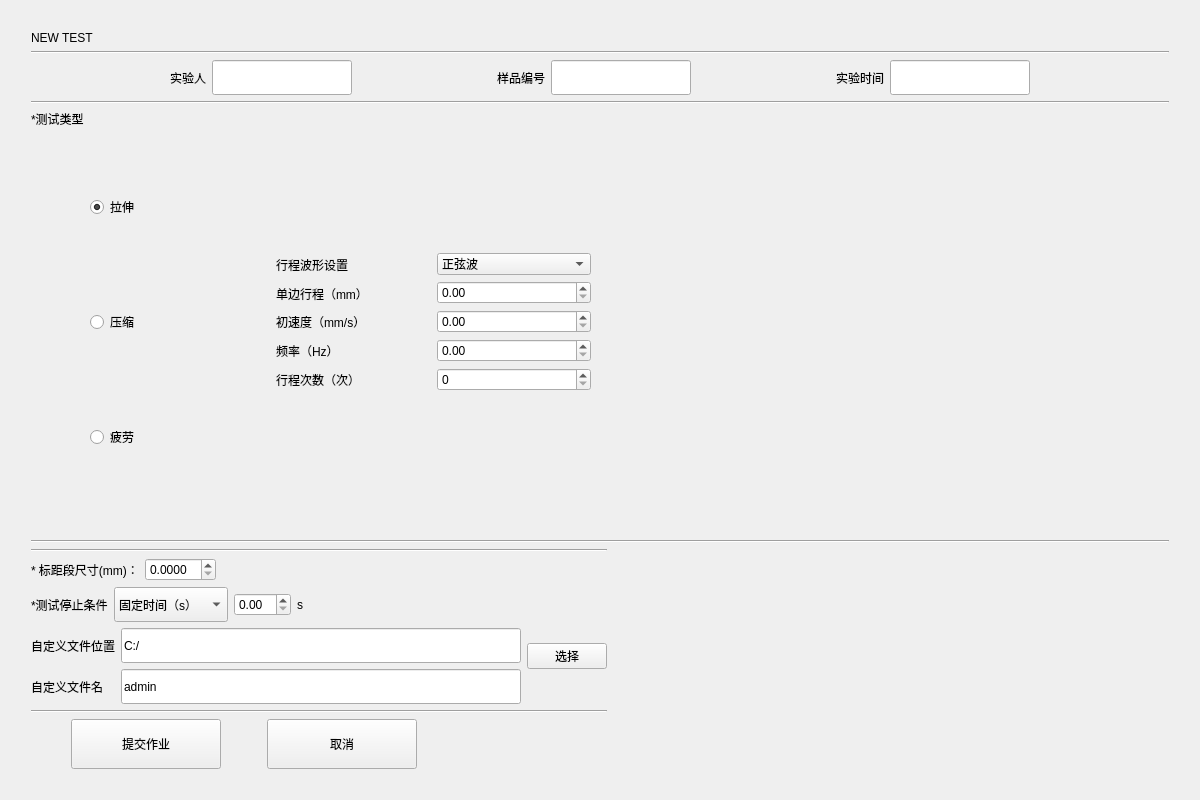
Old version of the form newtestwidget.ui in the repository Mr-tang0/TCP-basedmaterial-tensile-testing-machine-control-system.
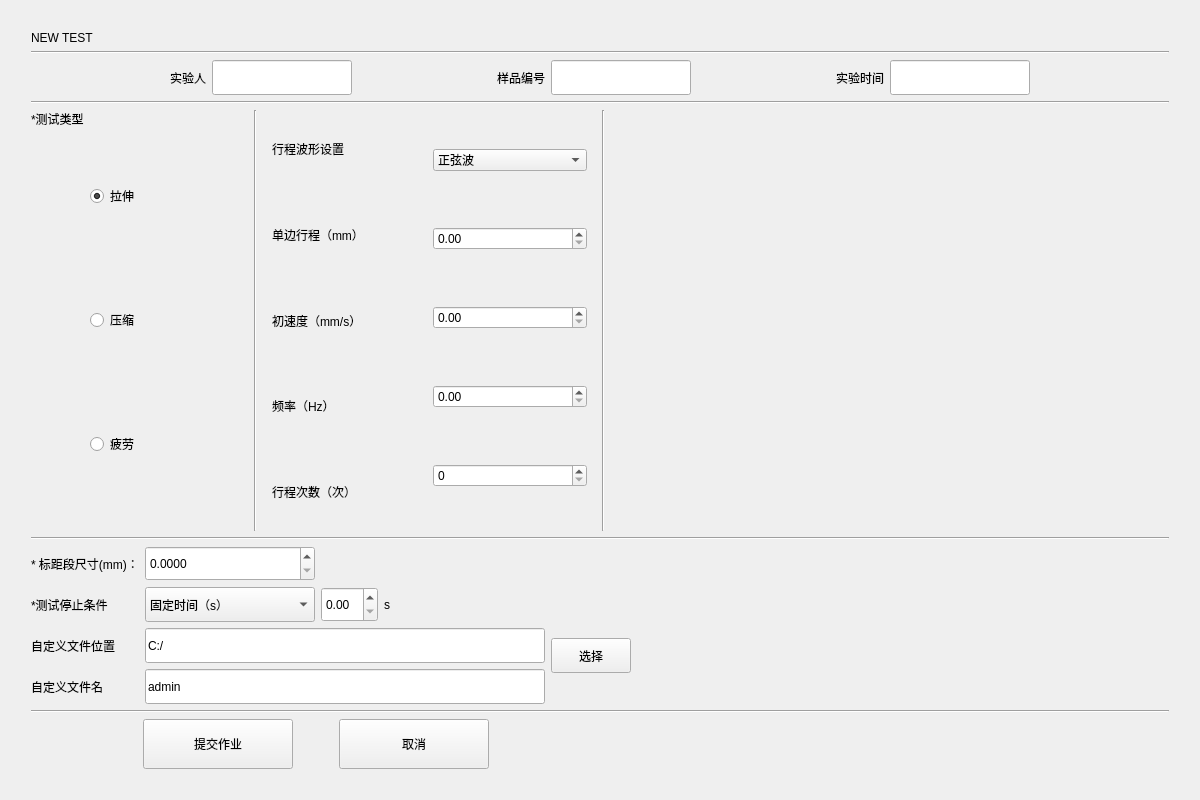
New version of the form. The open tabs and pages were chosen to show the change.

Commit message: 增加登录注册更新了文件保存系统

```diff
--- a/newtestwidget.ui
+++ b/newtestwidget.ui
@@ -44,7 +44,7 @@
     </spacer>
    </item>
    <item row="1" column="1" rowspan="2" colspan="2">
-    <layout class="QVBoxLayout" name="verticalLayout_13">
+    <layout class="QVBoxLayout" name="verticalLayout_16">
      <item>
       <layout class="QVBoxLayout" name="verticalLayout_10">
        <item>
@@ -219,19 +219,6 @@
            </item>
            <item>
             <layout class="QVBoxLayout" name="verticalLayout_7">
-             <item>
-              <spacer name="horizontalSpacer_20">
-               <property name="orientation">
-                <enum>Qt::Horizontal</enum>
-               </property>
-               <property name="sizeHint" stdset="0">
-                <size>
-                 <width>40</width>
-                 <height>20</height>
-                </size>
-               </property>
-              </spacer>
-             </item>
              <item>
               <widget class="QRadioButton" name="pull_radioButton">
                <property name="text">
@@ -282,19 +269,6 @@
                </property>
               </widget>
              </item>
-             <item>
-              <spacer name="horizontalSpacer_21">
-               <property name="orientation">
-                <enum>Qt::Horizontal</enum>
-               </property>
-               <property name="sizeHint" stdset="0">
-                <size>
-                 <width>40</width>
-                 <height>20</height>
-                </size>
-               </property>
-              </spacer>
-             </item>
             </layout>
            </item>
            <item>
@@ -310,6 +284,13 @@
              </property>
             </spacer>
            </item>
+           <item>
+            <widget class="Line" name="line_3">
+             <property name="orientation">
+              <enum>Qt::Vertical</enum>
+             </property>
+            </widget>
+           </item>
           </layout>
          </item>
          <item>
@@ -469,6 +450,19 @@
                    </property>
                   </widget>
                  </item>
+                 <item>
+                  <spacer name="horizontalSpacer_20">
+                   <property name="orientation">
+                    <enum>Qt::Horizontal</enum>
+                   </property>
+                   <property name="sizeHint" stdset="0">
+                    <size>
+                     <width>40</width>
+                     <height>20</height>
+                    </size>
+                   </property>
+                  </spacer>
+                 </item>
                  <item>
                   <widget class="QLabel" name="label_14">
                    <property name="text">
@@ -476,6 +470,19 @@
                    </property>
                   </widget>
                  </item>
+                 <item>
+                  <spacer name="horizontalSpacer_21">
+                   <property name="orientation">
+                    <enum>Qt::Horizontal</enum>
+                   </property>
+                   <property name="sizeHint" stdset="0">
+                    <size>
+                     <width>40</width>
+                     <height>20</height>
+                    </size>
+                   </property>
+                  </spacer>
+                 </item>
                  <item>
                   <widget class="QLabel" name="label_16">
                    <property name="text">
@@ -483,6 +490,19 @@
                    </property>
                   </widget>
                  </item>
+                 <item>
+                  <spacer name="horizontalSpacer_27">
+                   <property name="orientation">
+                    <enum>Qt::Horizontal</enum>
+                   </property>
+                   <property name="sizeHint" stdset="0">
+                    <size>
+                     <width>40</width>
+                     <height>20</height>
+                    </size>
+                   </property>
+                  </spacer>
+                 </item>
                  <item>
                   <widget class="QLabel" name="label_18">
                    <property name="text">
@@ -490,6 +510,19 @@
                    </property>
                   </widget>
                  </item>
+                 <item>
+                  <spacer name="horizontalSpacer_28">
+                   <property name="orientation">
+                    <enum>Qt::Horizontal</enum>
+                   </property>
+                   <property name="sizeHint" stdset="0">
+                    <size>
+                     <width>40</width>
+                     <height>20</height>
+                    </size>
+                   </property>
+                  </spacer>
+                 </item>
                  <item>
                   <widget class="QLabel" name="label_19">
                    <property name="text">
@@ -520,15 +553,67 @@
                    </item>
                   </widget>
                  </item>
+                 <item>
+                  <spacer name="horizontalSpacer_29">
+                   <property name="orientation">
+                    <enum>Qt::Horizontal</enum>
+                   </property>
+                   <property name="sizeHint" stdset="0">
+                    <size>
+                     <width>40</width>
+                     <height>20</height>
+                    </size>
+                   </property>
+                  </spacer>
+                 </item>
                  <item>
                   <widget class="QDoubleSpinBox" name="cycleLength_doubleSpinBox_8"/>
                  </item>
+                 <item>
+                  <spacer name="horizontalSpacer_30">
+                   <property name="orientation">
+                    <enum>Qt::Horizontal</enum>
+                   </property>
+                   <property name="sizeHint" stdset="0">
+                    <size>
+                     <width>40</width>
+                     <height>20</height>
+                    </size>
+                   </property>
+                  </spacer>
+                 </item>
                  <item>
                   <widget class="QDoubleSpinBox" name="cicleSpeed_doubleSpinBox_9"/>
                  </item>
+                 <item>
+                  <spacer name="horizontalSpacer_31">
+                   <property name="orientation">
+                    <enum>Qt::Horizontal</enum>
+                   </property>
+                   <property name="sizeHint" stdset="0">
+                    <size>
+                     <width>40</width>
+                     <height>20</height>
+                    </size>
+                   </property>
+                  </spacer>
+                 </item>
                  <item>
                   <widget class="QDoubleSpinBox" name="circleFrequecy_doubleSpinBox_11"/>
                  </item>
+                 <item>
+                  <spacer name="horizontalSpacer_32">
+                   <property name="orientation">
+                    <enum>Qt::Horizontal</enum>
+                   </property>
+                   <property name="sizeHint" stdset="0">
+                    <size>
+                     <width>40</width>
+                     <height>20</height>
+                    </size>
+                   </property>
+                  </spacer>
+                 </item>
                  <item>
                   <widget class="QSpinBox" name="circleNumber_spinBox">
                    <property name="maximum">
@@ -546,6 +631,13 @@
          </item>
         </layout>
        </item>
+       <item>
+        <widget class="Line" name="line_4">
+         <property name="orientation">
+          <enum>Qt::Vertical</enum>
+         </property>
+        </widget>
+       </item>
        <item>
         <spacer name="horizontalSpacer_10">
          <property name="orientation">
@@ -571,18 +663,11 @@
      <item>
       <layout class="QHBoxLayout" name="horizontalLayout_17">
        <item>
-        <layout class="QVBoxLayout" name="verticalLayout_12">
+        <layout class="QHBoxLayout" name="horizontalLayout_13">
          <item>
-          <widget class="Line" name="line_3">
-           <property name="orientation">
-            <enum>Qt::Horizontal</enum>
-           </property>
-          </widget>
-         </item>
+          <layout class="QVBoxLayout" name="verticalLayout_15">
          <item>
-          <layout class="QHBoxLayout" name="horizontalLayout_6">
-           <item>
-            <layout class="QHBoxLayout" name="horizontalLayout_3">
+            <layout class="QVBoxLayout" name="verticalLayout_13">
              <item>
               <widget class="QLabel" name="label_11">
                <property name="text">
@@ -591,45 +676,77 @@
               </widget>
              </item>
              <item>
-              <widget class="QDoubleSpinBox" name="speed_doubleSpinBox_3">
-               <property name="decimals">
-                <number>4</number>
-               </property>
-              </widget>
-             </item>
-            </layout>
-           </item>
-           <item>
-            <spacer name="horizontalSpacer_6">
-             <property name="orientation">
-              <enum>Qt::Horizontal</enum>
-             </property>
-             <property name="sizeHint" stdset="0">
-              <size>
-               <width>40</width>
-               <height>20</height>
-              </size>
-             </property>
-            </spacer>
-           </item>
-          </layout>
-         </item>
-         <item>
-          <layout class="QHBoxLayout" name="horizontalLayout_9">
-           <item>
-            <layout class="QHBoxLayout" name="horizontalLayout_7">
-             <item>
               <widget class="QLabel" name="label_6">
                <property name="text">
                 <string>*测试停止条件</string>
                </property>
               </widget>
              </item>
+            </layout>
+           </item>
+           <item>
+            <layout class="QVBoxLayout" name="verticalLayout_9">
+             <item>
+              <widget class="QLabel" name="label_22">
+               <property name="text">
+                <string>自定义文件位置</string>
+               </property>
+              </widget>
+             </item>
+             <item>
+              <widget class="QLabel" name="label_23">
+               <property name="text">
+                <string>自定义文件名</string>
+               </property>
+              </widget>
+             </item>
+            </layout>
+           </item>
+          </layout>
+         </item>
+         <item>
+          <layout class="QVBoxLayout" name="verticalLayout_14">
+           <item>
+            <layout class="QHBoxLayout" name="horizontalLayout_7">
+             <item>
+              <layout class="QVBoxLayout" name="verticalLayout_12">
+               <item>
+                <layout class="QHBoxLayout" name="horizontalLayout_3">
+                 <item>
+                  <widget class="QDoubleSpinBox" name="speed_doubleSpinBox_3">
+                   <property name="minimumSize">
+                    <size>
+                     <width>170</width>
+                     <height>35</height>
+                    </size>
+                   </property>
+                   <property name="decimals">
+                    <number>4</number>
+                   </property>
+                  </widget>
+                 </item>
+                 <item>
+                  <spacer name="horizontalSpacer_5">
+                   <property name="orientation">
+                    <enum>Qt::Horizontal</enum>
+                   </property>
+                   <property name="sizeHint" stdset="0">
+                    <size>
+                     <width>40</width>
+                     <height>20</height>
+                    </size>
+                   </property>
+                  </spacer>
+                 </item>
+                </layout>
+               </item>
+               <item>
+                <layout class="QHBoxLayout" name="horizontalLayout_6">
              <item>
               <widget class="QComboBox" name="stopAction_comboBox">
                <property name="minimumSize">
                 <size>
-                 <width>0</width>
+                     <width>170</width>
                  <height>35</height>
                 </size>
                </property>
@@ -658,7 +775,14 @@
              <item>
               <layout class="QHBoxLayout" name="horizontalLayout">
                <item>
-                <widget class="QDoubleSpinBox" name="stopActionValue_doubleSpinBox_12"/>
+                    <widget class="QDoubleSpinBox" name="stopActionValue_doubleSpinBox_12">
+                     <property name="minimumSize">
+                      <size>
+                       <width>0</width>
+                       <height>35</height>
+                      </size>
+                     </property>
+                    </widget>
                </item>
                <item>
                 <widget class="QLabel" name="unit_label">
@@ -671,8 +795,10 @@
              </item>
             </layout>
            </item>
+              </layout>
+             </item>
            <item>
-            <spacer name="horizontalSpacer_5">
+              <spacer name="horizontalSpacer_6">
              <property name="orientation">
               <enum>Qt::Horizontal</enum>
              </property>
@@ -687,25 +813,7 @@
           </layout>
          </item>
          <item>
-          <layout class="QHBoxLayout" name="horizontalLayout_13">
-           <item>
-            <layout class="QVBoxLayout" name="verticalLayout_9">
-             <item>
-              <widget class="QLabel" name="label_22">
-               <property name="text">
-                <string>自定义文件位置</string>
-               </property>
-              </widget>
-             </item>
-             <item>
-              <widget class="QLabel" name="label_23">
-               <property name="text">
-                <string>自定义文件名</string>
-               </property>
-              </widget>
-             </item>
-            </layout>
-           </item>
+            <layout class="QHBoxLayout" name="horizontalLayout_9">
            <item>
             <layout class="QVBoxLayout" name="verticalLayout_2">
              <item>
@@ -740,6 +848,12 @@
             <layout class="QVBoxLayout" name="verticalLayout_11">
              <item>
               <widget class="QPushButton" name="chooseFilePath_pushButton">
+                 <property name="minimumSize">
+                  <size>
+                   <width>0</width>
+                   <height>35</height>
+                  </size>
+                 </property>
                <property name="text">
                 <string>选择</string>
                </property>
@@ -762,13 +876,34 @@
            </item>
           </layout>
          </item>
+          </layout>
+         </item>
+        </layout>
+       </item>
          <item>
-          <widget class="Line" name="line_4">
+        <spacer name="horizontalSpacer_24">
+         <property name="orientation">
+          <enum>Qt::Horizontal</enum>
+         </property>
+         <property name="sizeHint" stdset="0">
+          <size>
+           <width>40</width>
+           <height>20</height>
+          </size>
+         </property>
+        </spacer>
+       </item>
+      </layout>
+     </item>
+     <item>
+      <widget class="Line" name="line_6">
            <property name="orientation">
             <enum>Qt::Horizontal</enum>
            </property>
           </widget>
          </item>
+     <item>
+      <layout class="QHBoxLayout" name="horizontalLayout_18">
          <item>
           <layout class="QHBoxLayout" name="horizontalLayout_16">
            <item>
@@ -848,25 +983,10 @@
              </item>
             </layout>
            </item>
+        </layout>
+       </item>
            <item>
             <spacer name="horizontalSpacer_15">
-             <property name="orientation">
-              <enum>Qt::Horizontal</enum>
-             </property>
-             <property name="sizeHint" stdset="0">
-              <size>
-               <width>40</width>
-               <height>20</height>
-              </size>
-             </property>
-            </spacer>
-           </item>
-          </layout>
-         </item>
-        </layout>
-       </item>
-       <item>
-        <spacer name="horizontalSpacer_24">
          <property name="orientation">
           <enum>Qt::Horizontal</enum>
          </property>
```
Left out of the diff: 4 changed lines with no effect on the pictures. Lines whose indentation alone changed are shown as unchanged. The commit also changes 18 other files.
